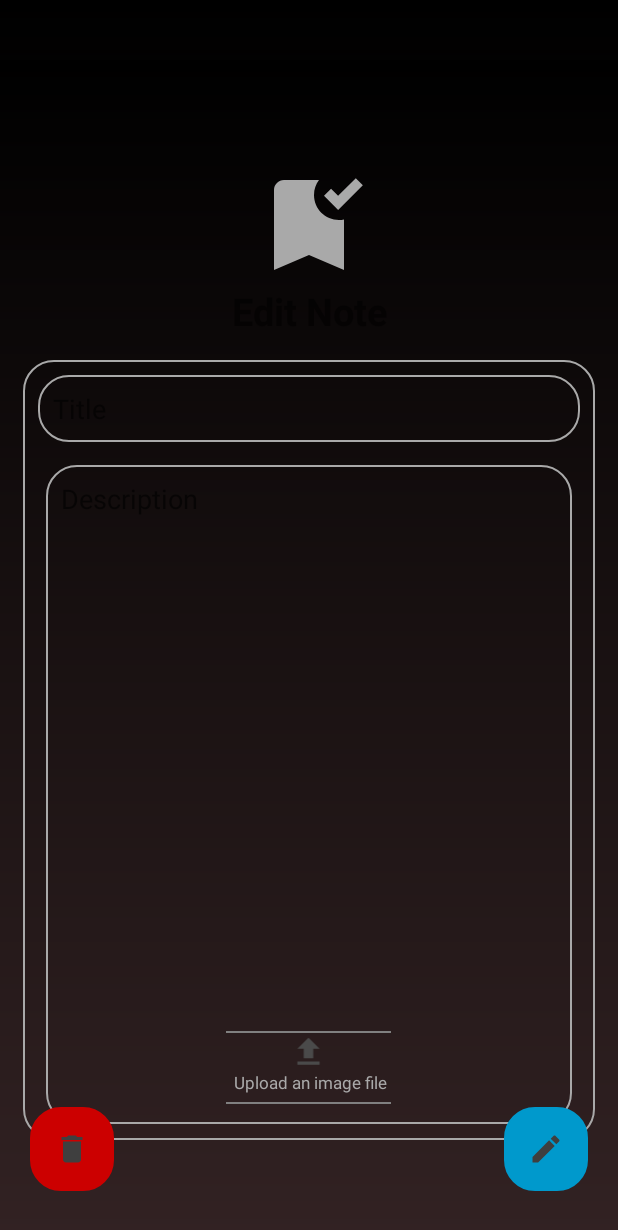
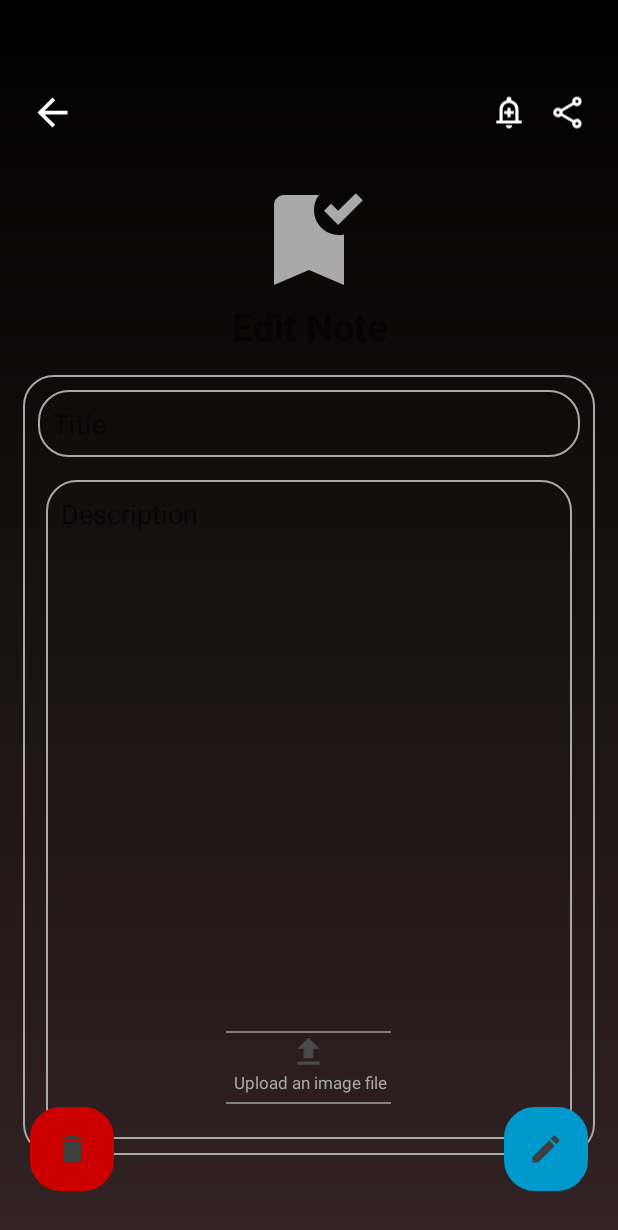
Before and after one commit to Jacques-lang/android_notes_app, an Android app built with Jetpack Compose: the EditNoteFragment screen opened through its navigation route, on a phone screen of 412 x 824 dp. Shown: the top 1230 px of the screen. Run offline under Robolectric (Android 15) with nearby library versions, the phone set to English and light mode, and no system bars; our stand-ins replace Firebase (no records; nobody signed in at launch, a user with empty details on screens opened directly), data binding; 10 statements that could not run were skipped.

Commit message:
trial commit and push

```diff
--- a/app/src/main/java/com/example/notesapp/fragments/EditNoteFragment.kt
+++ b/app/src/main/java/com/example/notesapp/fragments/EditNoteFragment.kt
@@ -81,6 +81,11 @@ class EditNoteFragment : Fragment(R.layout.fragment_edit_note){
         val delete_button_animation = AnimationUtils.loadAnimation(context, R.anim.button_press)
         val edit_upload_button = AnimationUtils.loadAnimation(context, R.anim.button_press)
         val edit_image_animation = AnimationUtils.loadAnimation(context, R.anim.button_press)
+        val shareicon_animation = AnimationUtils.loadAnimation(context, R.anim.button_press)
+        val arrowback_animation = AnimationUtils.loadAnimation(context, R.anim.button_press)
+        val reminder_animation = AnimationUtils.loadAnimation(context, R.anim.button_press)
+
+
 
         val restoredUrl = savedInstanceState?.getString("editedImageUrl")
         if (!restoredUrl.isNullOrEmpty()) {
@@ -138,6 +143,30 @@ class EditNoteFragment : Fragment(R.layout.fragment_edit_note){
                 }
                 imagePickerLauncher.launch(intent)
             },200)
+        }
+
+        binding.shareicon?.setOnClickListener {
+            it.startAnimation(shareicon_animation)
+            it.postDelayed({
+                val shareText = "Title: ${currentNote.title}\n\n${currentNote.description}"
+                val shareIntent = Intent(Intent.ACTION_SEND).apply {
+                    type = "text/plain"
+                    putExtra(Intent.EXTRA_TEXT, shareText)
+                }
+                startActivity(Intent.createChooser(shareIntent, "Share note via"))
+            }, 100)
+        }
+
+        binding.arrowBack?.setOnClickListener {
+            it.startAnimation(arrowback_animation)
+            it.postDelayed({
+                view.findNavController().popBackStack(R.id.homeFragment, false)
+            },100)
+        }
+
+        binding.setReminder?.setOnClickListener {
+            it.startAnimation(reminder_animation)
+            it.postDelayed({},100)
         }
 
         binding.editUploadedImageView.setOnLongClickListener {
--- /dev/null
+++ b/app/src/main/res/drawable/add_reminder.xml
@@ -0,0 +1,3 @@
+<vector xmlns:android="http://schemas.android.com/apk/res/android" android:width="24dp" android:height="24dp" android:viewportWidth="960" android:viewportHeight="960">
+    <path android:fillColor="@android:color/white" android:pathData="M440,600L520,600L520,520L600,520L600,440L520,440L520,360L440,360L440,440L360,440L360,520L440,520L440,600ZM160,760L160,680L240,680L240,400Q240,317 290,252.5Q340,188 420,168L420,140Q420,115 437.5,97.5Q455,80 480,80Q505,80 522.5,97.5Q540,115 540,140L540,168Q620,188 670,252.5Q720,317 720,400L720,680L800,680L800,760L160,760ZM480,460L480,460L480,460L480,460Q480,460 480,460Q480,460 480,460Q480,460 480,460Q480,460 480,460ZM480,880Q447,880 423.5,856.5Q400,833 400,800L560,800Q560,833 536.5,856.5Q513,880 480,880ZM320,680L640,680L640,400Q640,334 593,287Q546,240 480,240Q414,240 367,287Q320,334 320,400L320,680Z"/>
+</vector>
--- /dev/null
+++ b/app/src/main/res/drawable/baseline_arrow_back_24.xml
@@ -0,0 +1,5 @@
+<vector xmlns:android="http://schemas.android.com/apk/res/android" android:autoMirrored="true" android:height="24dp" android:tint="#FFFFFF" android:viewportHeight="24" android:viewportWidth="24" android:width="24dp">
+
+    <path android:fillColor="@android:color/white" android:pathData="M20,11H7.83l5.59,-5.59L12,4l-8,8 8,8 1.41,-1.41L7.83,13H20v-2z"/>
+
+</vector>
--- /dev/null
+++ b/app/src/main/res/drawable/send.xml
@@ -0,0 +1,3 @@
+<vector xmlns:android="http://schemas.android.com/apk/res/android" android:width="24dp" android:height="24dp" android:viewportWidth="960" android:viewportHeight="960">
+    <path android:fillColor="@android:color/white" android:pathData="M680,880Q630,880 595,845Q560,810 560,760Q560,754 563,732L282,568Q266,583 245,591.5Q224,600 200,600Q150,600 115,565Q80,530 80,480Q80,430 115,395Q150,360 200,360Q224,360 245,368.5Q266,377 282,392L563,228Q561,221 560.5,214.5Q560,208 560,200Q560,150 595,115Q630,80 680,80Q730,80 765,115Q800,150 800,200Q800,250 765,285Q730,320 680,320Q656,320 635,311.5Q614,303 598,288L317,452Q319,459 319.5,465.5Q320,472 320,480Q320,488 319.5,494.5Q319,501 317,508L598,672Q614,657 635,648.5Q656,640 680,640Q730,640 765,675Q800,710 800,760Q800,810 765,845Q730,880 680,880ZM680,800Q697,800 708.5,788.5Q720,777 720,760Q720,743 708.5,731.5Q697,720 680,720Q663,720 651.5,731.5Q640,743 640,760Q640,777 651.5,788.5Q663,800 680,800ZM200,520Q217,520 228.5,508.5Q240,497 240,480Q240,463 228.5,451.5Q217,440 200,440Q183,440 171.5,451.5Q160,463 160,480Q160,497 171.5,508.5Q183,520 200,520ZM680,240Q697,240 708.5,228.5Q720,217 720,200Q720,183 708.5,171.5Q697,160 680,160Q663,160 651.5,171.5Q640,183 640,200Q640,217 651.5,228.5Q663,240 680,240ZM680,760Q680,760 680,760Q680,760 680,760Q680,760 680,760Q680,760 680,760Q680,760 680,760Q680,760 680,760Q680,760 680,760Q680,760 680,760ZM200,480Q200,480 200,480Q200,480 200,480Q200,480 200,480Q200,480 200,480Q200,480 200,480Q200,480 200,480Q200,480 200,480Q200,480 200,480ZM680,200Q680,200 680,200Q680,200 680,200Q680,200 680,200Q680,200 680,200Q680,200 680,200Q680,200 680,200Q680,200 680,200Q680,200 680,200Z"/>
+</vector>
--- a/app/src/main/res/layout-land/fragment_edit_note.xml
+++ b/app/src/main/res/layout-land/fragment_edit_note.xml
@@ -8,13 +8,54 @@
     android:padding="16dp"
     tools:context=".EditNoteFragment">
 
-    <!-- Left Side: Inputs -->
+    <LinearLayout
+        android:layout_width="wrap_content"
+        android:layout_height="wrap_content"
+        android:orientation="vertical"
+        android:layout_marginStart="25dp">
+        <ImageView
+            android:id="@+id/arrow_back"
+            android:layout_width="30dp"
+            android:layout_height="30dp"
+            android:clickable="true"
+            android:layout_marginBottom="5dp"
+            android:layout_marginTop="25dp"
+            android:layout_marginStart="10dp"
+            android:contentDescription="@string/arrowback"
+            android:focusable="true"
+            android:src="@drawable/baseline_arrow_back_24" />
+
+        <ImageView
+            android:id="@+id/set_reminder"
+            android:layout_width="30dp"
+            android:layout_height="30dp"
+            android:clickable="true"
+            android:layout_marginBottom="5dp"
+            android:layout_marginTop="10dp"
+            android:layout_marginStart="10dp"
+            android:contentDescription="@string/set_reminder"
+            android:focusable="true"
+            android:src="@drawable/add_reminder" />
+
+        <ImageView
+            android:id="@+id/shareicon"
+            android:layout_width="30dp"
+            android:layout_height="30dp"
+            android:clickable="true"
+            android:layout_marginBottom="5dp"
+            android:layout_marginTop="10dp"
+            android:layout_marginStart="10dp"
+            android:contentDescription="@string/share_button"
+            android:focusable="true"
+            android:src="@drawable/send" />
+    </LinearLayout>
     <LinearLayout
         android:layout_width="0dp"
         android:layout_weight="2"
         android:layout_height="match_parent"
         android:orientation="vertical"
-        android:layout_margin="28dp"
+        android:layout_marginTop="28dp"
+        android:layout_marginStart="28dp"
         android:background="@drawable/rounded_corner"
         android:padding="16dp">
 
--- a/app/src/main/res/layout-land/fragment_home.xml
+++ b/app/src/main/res/layout-land/fragment_home.xml
@@ -16,7 +16,8 @@
         android:layout_height="match_parent"
         android:orientation="vertical"
         android:paddingEnd="8dp"
-        android:gravity="start">
+        android:gravity="start"
+        tools:ignore="RtlSymmetry">
 
         <!-- Menu Row -->
         <LinearLayout
@@ -139,7 +140,7 @@
             android:id="@+id/recyclerview"
             android:layout_width="match_parent"
             android:layout_height="match_parent"
-            android:layout_marginTop="30dp"
+            android:layout_marginTop="50dp"
             android:layout_marginBottom="10dp"
             android:focusable="true"
             android:visibility="visible" />
--- a/app/src/main/res/layout/fragment_edit_note.xml
+++ b/app/src/main/res/layout/fragment_edit_note.xml
@@ -3,14 +3,51 @@
     xmlns:tools="http://schemas.android.com/tools"
     android:layout_width="match_parent"
     android:layout_height="match_parent"
-    android:background="@drawable/login_background"
-    android:layout_marginTop="40dp">
+    android:background="@drawable/login_background">
 
+    <ImageView
+        android:id="@+id/arrow_back"
+        android:layout_width="30dp"
+        android:layout_height="30dp"
+        android:layout_alignParentStart="true"
+        android:layout_marginTop="60dp"
+        android:clickable="true"
+        android:layout_marginBottom="10dp"
+        android:layout_marginStart="20dp"
+        android:contentDescription="@string/arrowback"
+        android:focusable="true"
+        android:src="@drawable/baseline_arrow_back_24" />
+
+    <ImageView
+        android:id="@+id/set_reminder"
+        android:layout_width="25dp"
+        android:layout_height="30dp"
+        android:layout_alignParentEnd="true"
+        android:layout_marginTop="60dp"
+        android:clickable="true"
+        android:layout_marginBottom="10dp"
+        android:layout_marginEnd="60dp"
+        android:contentDescription="@string/set_reminder"
+        android:focusable="true"
+        android:src="@drawable/add_reminder" />
+
+    <ImageView
+        android:id="@+id/shareicon"
+        android:layout_width="25dp"
+        android:layout_height="30dp"
+        android:layout_alignParentEnd="true"
+        android:layout_marginTop="60dp"
+        android:clickable="true"
+        android:layout_marginBottom="10dp"
+        android:layout_marginEnd="20dp"
+        android:contentDescription="@string/share_button"
+        android:focusable="true"
+        android:src="@drawable/send" />
     <ImageView
         android:id="@+id/bookmarkImage"
         android:layout_width="match_parent"
         android:layout_height="80dp"
-        android:layout_marginTop="70dp"
+        android:layout_marginTop="120dp"
         android:contentDescription="@string/coffee_image"
         android:src="@drawable/baseline_bookmark_added_24"
         android:layout_alignParentTop="true"/>
--- a/app/src/main/res/values/strings.xml
+++ b/app/src/main/res/values/strings.xml
@@ -38,6 +38,9 @@
     <string name="user_profile" />
     <string name="username">Username</string>
     <string name="image_uploaded">image uploaded</string>
+    <string name="share_button">share button</string>
+    <string name="set_reminder">set reminder</string>
+    <string name="arrowback">arrowback</string>
 
 
 </resources>
```
Also changed, not shown: app/src/main/java/com/example/notesapp/fragments/AddNoteFragment.kt (+9 -0 lines), app/src/main/res/layout-land/fragment_add_note.xml (+15 -2 lines), app/src/main/res/layout/fragment_add_note.xml (+15 -3 lines).
